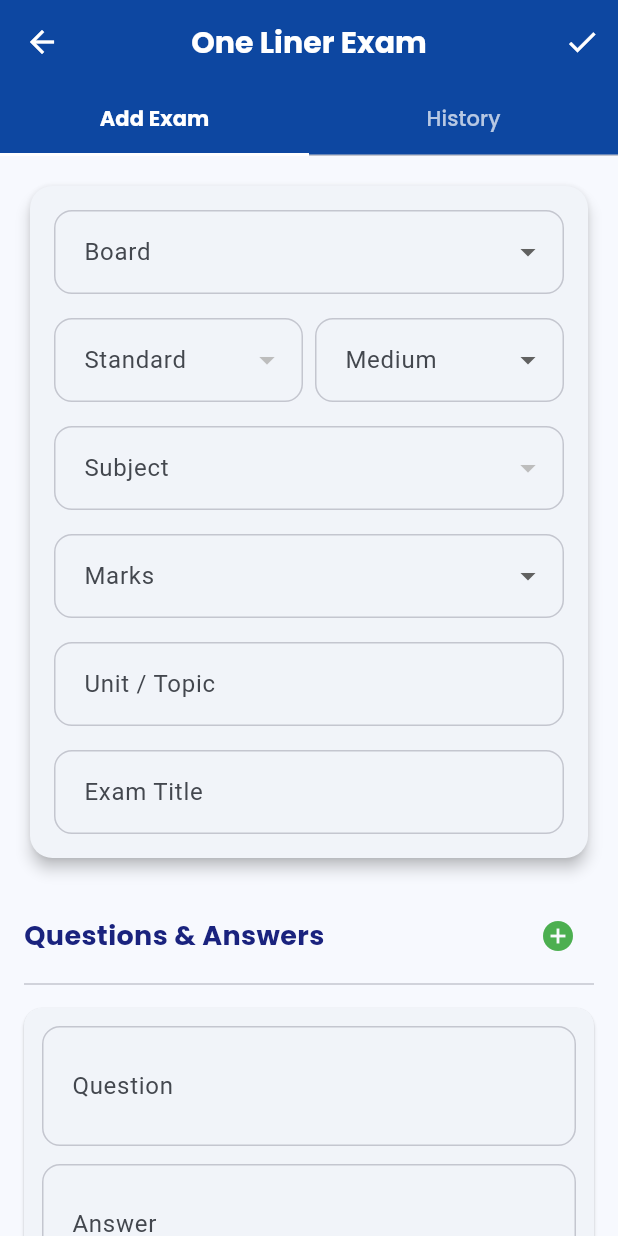
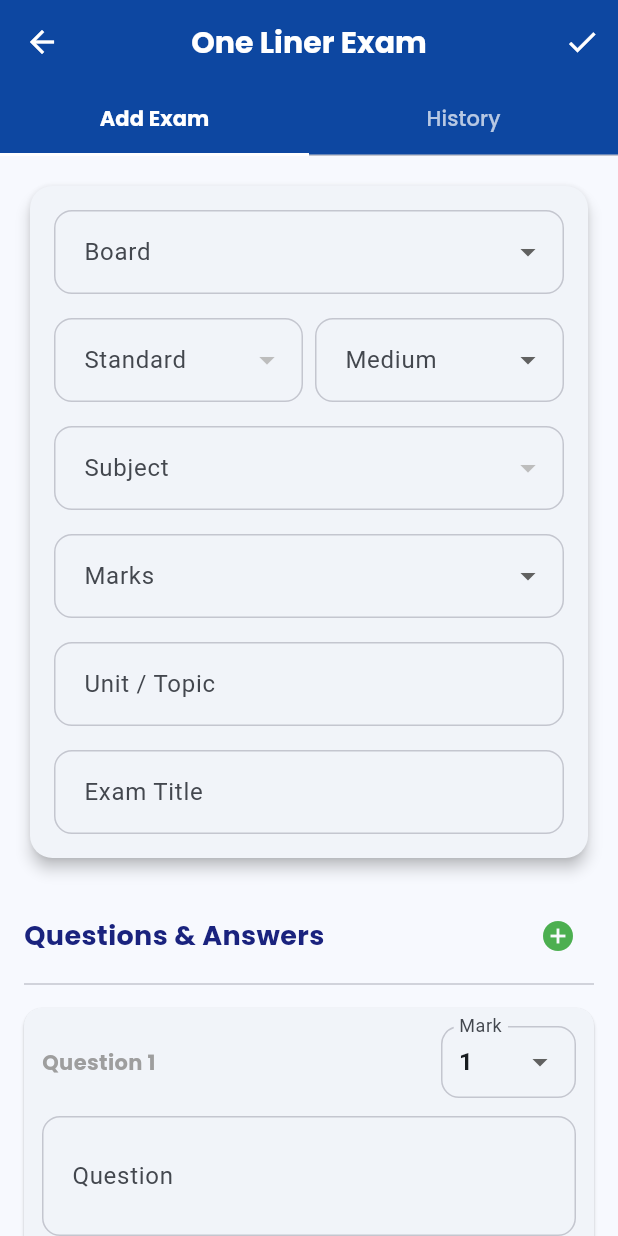
Before and after one commit to Ishan2506/dm_bhatt_classes_assistant, a Flutter app: the AdminAddOneLinerExamScreen screen opened directly, on a phone screen of 412 x 824 dp. Run offline on Flutter 3.47's test engine with Material 3 defaults, Android fonts, the light colour scheme and no system bars; our stand-ins replace bloc, connectivity_plus, equatable, file_picker, fl_chart, google_fonts and 11 more; missing offline and left inert: excel, syncfusion_flutter_pdf, universal_html; accounts and stored records are empty; network calls fail.

Commit message:
OneLiner Exam each Question Marking UI and Save Edit logic added

```diff
--- a/lib/screen/admin/admin_add_one_liner_exam_screen.dart
+++ b/lib/screen/admin/admin_add_one_liner_exam_screen.dart
@@ -26,8 +26,8 @@ class _AdminAddOneLinerExamScreenState extends State<AdminAddOneLinerExamScreen>
   String? _id;
   bool _isSaving = false;
 
-  List<Map<String, String>> _questions = [
-    {"questionText": "", "correctAnswer": ""}
+  List<Map<String, dynamic>> _questions = [
+    {"questionText": "", "correctAnswer": "", "mark": "1"}
   ];
 
   @override
@@ -53,6 +53,7 @@ class _AdminAddOneLinerExamScreenState extends State<AdminAddOneLinerExamScreen>
         _questions = qList.map((q) => {
           "questionText": q['questionText']?.toString() ?? "",
           "correctAnswer": q['correctAnswer']?.toString() ?? "",
+          "mark": q['mark']?.toString() ?? "1",
         }).toList();
       }
     }
@@ -76,8 +77,13 @@ class _AdminAddOneLinerExamScreenState extends State<AdminAddOneLinerExamScreen>
     }
 
     final int expectedMarks = int.tryParse(_selectedMarks ?? "0") ?? 0;
-    if (_questions.length != expectedMarks) {
-      CustomToast.showError(context, "Please add exactly $expectedMarks questions (${_questions.length})");
+    int currentSum = 0;
+    for (var q in _questions) {
+      currentSum += int.tryParse(q['mark']?.toString() ?? "1") ?? 1;
+    }
+
+    if (currentSum != expectedMarks) {
+      CustomToast.showError(context, "Sum of question marks ($currentSum) must equal Total Marks ($expectedMarks).");
       return;
     }
 
@@ -92,7 +98,11 @@ class _AdminAddOneLinerExamScreenState extends State<AdminAddOneLinerExamScreen>
         'unit': _unitController.text,
         'title': _titleController.text,
         'totalMarks': int.tryParse(_selectedMarks!) ?? 20,
-        'questions': _questions,
+        'questions': _questions.map((q) => {
+          'questionText': q['questionText'],
+          'correctAnswer': q['correctAnswer'],
+          'mark': int.tryParse(q['mark']?.toString() ?? "1") ?? 1
+        }).toList(),
       };
 
       final response = _id != null
@@ -170,7 +180,18 @@ class _AdminAddOneLinerExamScreenState extends State<AdminAddOneLinerExamScreen>
               Text("Questions & Answers", style: GoogleFonts.poppins(fontSize: 18, fontWeight: FontWeight.bold, color: Colors.indigo.shade900)),
               IconButton(
                 icon: const Icon(Icons.add_circle, color: Colors.green),
-                onPressed: () => setState(() => _questions.add({"questionText": "", "correctAnswer": ""})),
+                onPressed: () {
+                  final int expectedMarks = int.tryParse(_selectedMarks ?? "0") ?? 0;
+                  int currentSum = 0;
+                  for (var q in _questions) {
+                    currentSum += int.tryParse(q['mark']?.toString() ?? "1") ?? 1;
+                  }
+                  if (expectedMarks > 0 && currentSum >= expectedMarks) {
+                    CustomToast.showError(context, "Total marks ($expectedMarks) reached. Cannot add more questions.");
+                    return;
+                  }
+                  setState(() => _questions.add({"questionText": "", "correctAnswer": "", "mark": "1"}));
+                },
               ),
             ],
           ),
@@ -260,7 +281,10 @@ class _AdminAddOneLinerExamScreenState extends State<AdminAddOneLinerExamScreen>
             DropdownButtonFormField<String>(
               value: _selectedMarks,
               decoration: InputDecoration(labelText: "Marks", border: OutlineInputBorder(borderRadius: BorderRadius.circular(12))),
-              items: AcademicConstants.oneLinerMarks.map((m) => DropdownMenuItem(value: m, child: Text(m))).toList(),
+              items: {
+                ...AcademicConstants.oneLinerMarks,
+                if (_selectedMarks != null) _selectedMarks!
+              }.map((m) => DropdownMenuItem(value: m, child: Text(m))).toList(),
               onChanged: _id != null ? null : (val) => setState(() => _selectedMarks = val),
             ),
             const SizedBox(height: 16),
@@ -280,6 +304,21 @@ class _AdminAddOneLinerExamScreenState extends State<AdminAddOneLinerExamScreen>
   }
 
   Widget _buildQuestionCard(int index) {
+    final int expectedMarks = int.tryParse(_selectedMarks ?? "0") ?? 0;
+    List<String> markOptions = [];
+    if (expectedMarks > 0) {
+       for (int i = 1; i <= expectedMarks; i++) {
+         markOptions.add(i.toString());
+       }
+    } else {
+       markOptions = ["1"];
+    }
+
+    // Ensure the current mark is valid for the dropdown
+    if (!markOptions.contains(_questions[index]['mark'])) {
+        _questions[index]['mark'] = markOptions.contains("1") ? "1" : markOptions.first;
+    }
+
     return Card(
       margin: const EdgeInsets.symmetric(vertical: 8),
       child: Padding(
@@ -287,8 +326,30 @@ class _AdminAddOneLinerExamScreenState extends State<AdminAddOneLinerExamScreen>
         child: Column(
           crossAxisAlignment: CrossAxisAlignment.end,
           children: [
-            if (_questions.length > 1)
-              IconButton(icon: const Icon(Icons.delete, color: Colors.red, size: 20), onPressed: () => setState(() => _questions.removeAt(index))),
+            Row(
+              mainAxisAlignment: MainAxisAlignment.spaceBetween,
+              children: [
+                Text("Question ${index + 1}", style: GoogleFonts.poppins(fontWeight: FontWeight.bold, color: Colors.grey)),
+                Row(
+                  children: [
+                    SizedBox(
+                      width: 90,
+                      child: DropdownButtonFormField<String>(
+                        value: _questions[index]['mark'],
+                        decoration: const InputDecoration(labelText: "Mark", border: OutlineInputBorder(), contentPadding: EdgeInsets.symmetric(horizontal: 8, vertical: 8)),
+                        items: markOptions.map((m) => DropdownMenuItem(value: m, child: Text(m))).toList(),
+                        onChanged: (val) => setState(() => _questions[index]['mark'] = val),
+                      ),
+                    ),
+                    if (_questions.length > 1) ...[
+                      const SizedBox(width: 8),
+                      IconButton(icon: const Icon(Icons.delete, color: Colors.red, size: 20), onPressed: () => setState(() => _questions.removeAt(index))),
+                    ]
+                  ],
+                ),
+              ],
+            ),
+            const SizedBox(height: 12),
             TextFormField(
               initialValue: _questions[index]['questionText'],
               decoration: const InputDecoration(labelText: "Question", border: OutlineInputBorder()),
```
